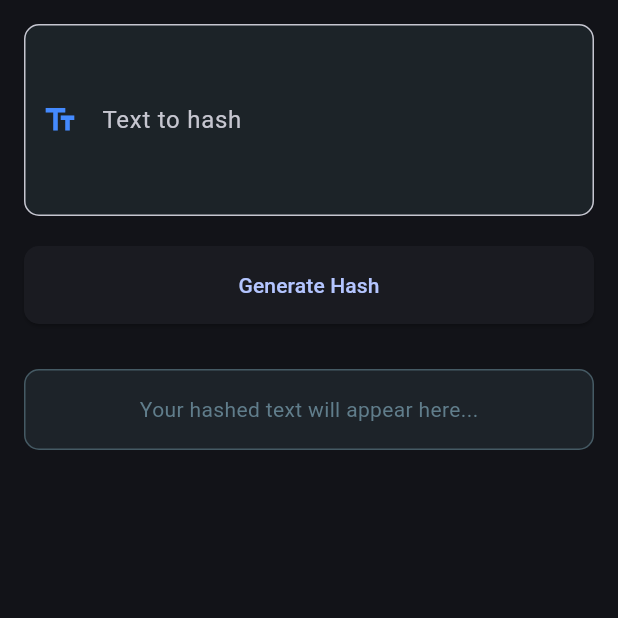
After one commit to ahmedabbas8811/EncryptionApp, a Flutter app: the Sha256HashScreen screen opened directly, after a tap on "Generate Hash", on a phone screen of 412 x 824 dp, the top half of it. The commit adds this screen. Run offline on Flutter 3.47's test engine with Material 3 defaults, Android fonts, the phone set to English and light mode, and no system bars.

Commit message:
Implemented SHA 256 hashing

```diff
--- /dev/null
+++ b/lib/algorithms_screens/sha_hashing_screen.dart
@@ -0,0 +1,112 @@
+import 'dart:convert';
+import 'package:crypto/crypto.dart';
+import 'package:flutter/material.dart';
+
+class Sha256HashScreen extends StatefulWidget {
+  const Sha256HashScreen({super.key});
+
+  @override
+  State<Sha256HashScreen> createState() => _Sha256HashScreenState();
+}
+
+class _Sha256HashScreenState extends State<Sha256HashScreen> {
+  final _inputController = TextEditingController();
+  String _hashedText = '';
+  bool _hasResult = false;
+
+  void _hashText() {
+    final input = _inputController.text.trim();
+    if (input.isEmpty) return;
+
+    final bytes = utf8.encode(input);
+    final digest = sha256.convert(bytes);
+
+    setState(() {
+      _hashedText = digest.toString();
+      _hasResult = true;
+    });
+  }
+
+  @override
+  Widget build(BuildContext context) {
+    return Scaffold(
+      resizeToAvoidBottomInset: true,
+      body: SafeArea(
+        child: SingleChildScrollView(
+          padding: const EdgeInsets.all(16),
+          child: Column(
+            crossAxisAlignment: CrossAxisAlignment.stretch,
+            children: [
+              TextField(
+                controller: _inputController,
+                maxLines: 4,
+                decoration: InputDecoration(
+                  labelText: 'Text to hash',
+                  border: OutlineInputBorder(borderRadius: BorderRadius.circular(10)),
+                  filled: true,
+                  fillColor: Colors.blueGrey.shade900.withOpacity(0.5),
+                  prefixIcon: Icon(Icons.text_fields, color: Colors.blueAccent.shade200),
+                ),
+              ),
+              const SizedBox(height: 20),
+              ElevatedButton(
+                onPressed: _hashText,
+                style: ElevatedButton.styleFrom(
+                  padding: const EdgeInsets.symmetric(vertical: 16),
+                  shape: RoundedRectangleBorder(borderRadius: BorderRadius.circular(10)),
+                ),
+                child: const Text('Generate Hash'),
+              ),
+              const SizedBox(height: 30),
+              Container(
+                padding: const EdgeInsets.all(16),
+                decoration: BoxDecoration(
+                  color: Colors.blueGrey.shade800.withOpacity(0.3),
+                  borderRadius: BorderRadius.circular(10),
+                  border: Border.all(color: Colors.blueGrey.shade700),
+                ),
+                child: Column(
+                  children: [
+                    Text(
+                      _hashedText.isEmpty
+                          ? 'Your hashed text will appear here...'
+                          : _hashedText,
+                      style: TextStyle(
+                        color: _hashedText.isEmpty ? Colors.blueGrey.shade500 : Colors.lightGreenAccent,
+                      ),
+                    ),
+                    if (_hasResult) ...[
+                      const SizedBox(height: 15),
+                      OutlinedButton(
+                        onPressed: () {
+                          setState(() {
+                            _inputController.text = '';
+                            _hashedText = '';
+                            _hasResult = false;
+                          });
+                        },
+                        style: OutlinedButton.styleFrom(
+                          foregroundColor: Colors.blueAccent,
+                          side: BorderSide(color: Colors.blueAccent.shade200),
+                          padding: const EdgeInsets.symmetric(vertical: 12, horizontal: 24),
+                        ),
+                        child: const Row(
+                          mainAxisSize: MainAxisSize.min,
+                          children: [
+                            Icon(Icons.clear_all, size: 18),
+                            SizedBox(width: 8),
+                            Text('Clear All'),
+                          ],
+                        ),
+                      ),
+                    ],
+                  ],
+                ),
+              ),
+            ],
+          ),
+        ),
+      ),
+    );
+  }
+}
--- a/lib/main.dart
+++ b/lib/main.dart
@@ -4,6 +4,7 @@ import 'package:encryption_app/algorithms_screens/playfair_screen.dart';
 import 'package:encryption_app/algorithms_screens/rail_fence_screen.dart';
 import 'package:encryption_app/algorithms_screens/row_column_screen.dart';
 import 'package:encryption_app/algorithms_screens/rsa_screen.dart';
+import 'package:encryption_app/algorithms_screens/sha_hashing_screen.dart';
 import 'package:flutter/material.dart';
 import 'package:encryption_app/algorithms_screens/caesar_cipher_screen.dart';
 import 'package:encryption_app/algorithms_screens/viginere_cipher_screen.dart';
@@ -98,6 +99,9 @@ class _EncryptionScreenState extends State<EncryptionScreen> {
       case 'Affine Cipher':
         algorithmWidget = AffineScreen();
         break;
+      case 'SHA-256':
+        algorithmWidget = Sha256HashScreen();
+        break;
 
       default:
         algorithmWidget = const Center(child: Text('Select an algorithm.'));
@@ -173,6 +177,13 @@ class _EncryptionScreenState extends State<EncryptionScreen> {
                     foregroundColor: MaterialStatePropertyAll(Colors.white),
                   ),
                 ),
+                DropdownMenuEntry(
+                  value: 'SHA-256',
+                  label: 'SHA-256',
+                  style: ButtonStyle(
+                    foregroundColor: MaterialStatePropertyAll(Colors.white),
+                  ),
+                ),
               ],
               onSelected: (value) {
                 setState(() {
--- a/pubspec.yaml
+++ b/pubspec.yaml
@@ -30,6 +30,7 @@ environment:
 dependencies:
   flutter:
     sdk: flutter
+  crypto: ^3.0.6
 
   # The following adds the Cupertino Icons font to your application.
   # Use with the CupertinoIcons class for iOS style icons.
```
Also changed, not shown: pubspec.lock.
